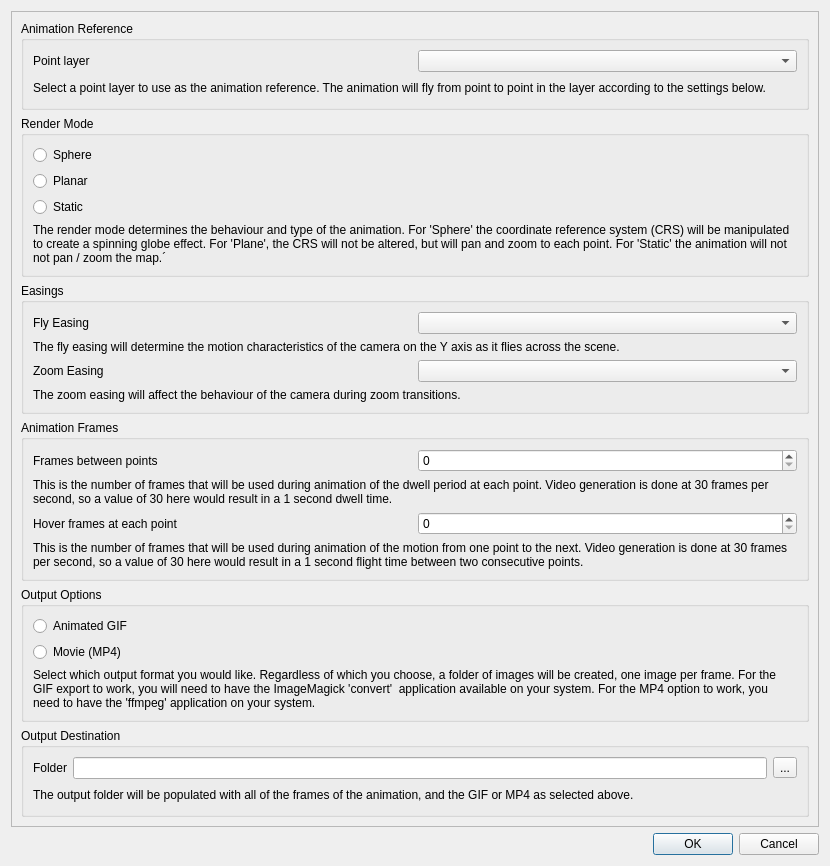
timlinux/QGISAnimationWorkbench, file ui/animation_workbench_base.ui: the form before one commit.
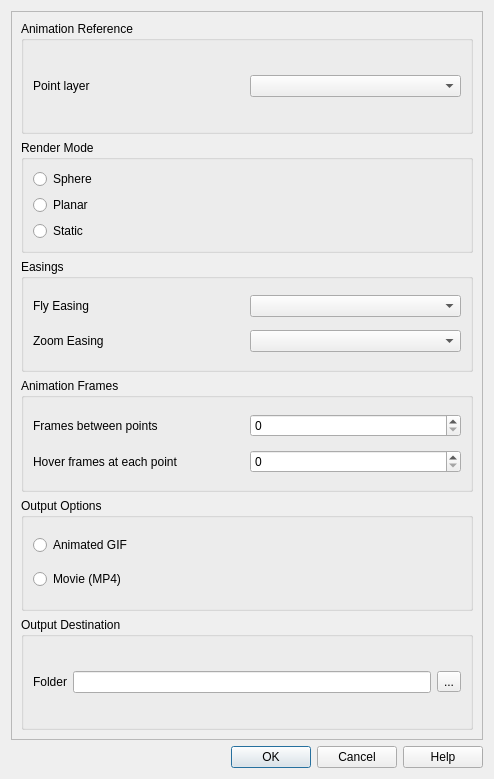
The form after the commit. Custom widgets are drawn as their Qt base class.

Commit message: Tidy up dialog and use qgis custom widget for layer selector.

The edit to the form file:
```diff
--- a/ui/animation_workbench_base.ui
+++ b/ui/animation_workbench_base.ui
@@ -6,8 +6,8 @@
    <rect>
     <x>0</x>
     <y>0</y>
-    <width>830</width>
-    <height>866</height>
+    <width>494</width>
+    <height>779</height>
    </rect>
   </property>
   <property name="windowTitle">
@@ -15,12 +15,12 @@
   </property>
   <layout class="QGridLayout" name="gridLayout_3">
    <item row="1" column="0">
-    <widget class="QDialogButtonBox" name="buttonBox">
+    <widget class="QDialogButtonBox" name="button_box">
      <property name="orientation">
       <enum>Qt::Horizontal</enum>
      </property>
      <property name="standardButtons">
-      <set>QDialogButtonBox::Cancel|QDialogButtonBox::Ok</set>
+      <set>QDialogButtonBox::Cancel|QDialogButtonBox::Help|QDialogButtonBox::Ok</set>
      </property>
     </widget>
    </item>
@@ -33,38 +33,28 @@
       <property name="geometry">
        <rect>
         <x>0</x>
-        <y>-297</y>
-        <width>800</width>
-        <height>1105</height>
+        <y>0</y>
+        <width>478</width>
+        <height>721</height>
        </rect>
       </property>
       <layout class="QGridLayout" name="gridLayout_7">
        <item row="0" column="0">
-        <widget class="QGroupBox" name="groupBox_4">
+        <widget class="QGroupBox" name="animation_reference_group">
          <property name="title">
           <string>Animation Reference</string>
          </property>
          <layout class="QGridLayout" name="gridLayout_4">
-          <item row="0" column="0">
+          <item row="1" column="1">
+           <widget class="QgsMapLayerComboBox" name="layer_combo"/>
+          </item>
+          <item row="1" column="0">
            <widget class="QLabel" name="point_layer_label">
             <property name="text">
              <string>Point layer</string>
             </property>
            </widget>
           </item>
-          <item row="0" column="1">
-           <widget class="QComboBox" name="point_layer_combo"/>
-          </item>
-          <item row="1" column="0" colspan="2">
-           <widget class="QLabel" name="point_layer_help">
-            <property name="text">
-             <string>Select a point layer to use as the animation reference. The animation will fly from point to point in the layer according to the settings below.</string>
-            </property>
-            <property name="wordWrap">
-             <bool>true</bool>
-            </property>
-           </widget>
-          </item>
          </layout>
         </widget>
        </item>
@@ -82,61 +72,46 @@
            </widget>
           </item>
           <item row="0" column="1">
-           <widget class="QComboBox" name="fly_easing_combo"/>
+           <widget class="QComboBox" name="fly_easing_combo">
+            <property name="toolTip">
+             <string>The fly easing will determine the motion 
+characteristics of the camera on the Y axis 
+as it flies across the scene.</string>
+            </property>
+           </widget>
           </item>
-          <item row="1" column="0" colspan="2">
-           <widget class="QLabel" name="fly_easing_help">
-            <property name="text">
-             <string>The fly easing will determine the motion characteristics of the camera on the Y axis as it flies across the scene.</string>
+          <item row="1" column="1">
+           <widget class="QComboBox" name="zoom_easing_combo">
+            <property name="toolTip">
+             <string>The zoom easing will affect the behaviour 
+of the camera during zoom transitions.</string>
             </property>
-            <property name="wordWrap">
-             <bool>true</bool>
-            </property>
            </widget>
           </item>
-          <item row="2" column="0">
+          <item row="1" column="0">
            <widget class="QLabel" name="zoom_easing_label">
             <property name="text">
              <string>Zoom Easing</string>
             </property>
            </widget>
           </item>
-          <item row="2" column="1">
-           <widget class="QComboBox" name="zoom_easing_combo"/>
-          </item>
-          <item row="3" column="0" colspan="2">
-           <widget class="QLabel" name="zoom_easing_help">
-            <property name="text">
-             <string>The zoom easing will affect the behaviour of the camera during zoom transitions.</string>
-            </property>
-            <property name="wordWrap">
-             <bool>true</bool>
-            </property>
-           </widget>
-          </item>
          </layout>
         </widget>
        </item>
        <item row="1" column="0">
         <widget class="QGroupBox" name="render_mode_group">
+         <property name="toolTip">
+          <string>The render mode determines the behaviour and type of the animation. 
+For 'Sphere' the coordinate reference system (CRS) will 
+be manipulated to create a spinning globe effect. 
+For 'Plane', the CRS will not be altered, but will pan and 
+zoom to each point. For 'Static' the animation will not 
+not pan / zoom the map.</string>
+         </property>
          <property name="title">
           <string>Render Mode</string>
          </property>
          <layout class="QGridLayout" name="gridLayout">
-          <item row="0" column="0">
-           <widget class="QRadioButton" name="radio_sphere">
-            <property name="text">
-             <string>Sphere</string>
-            </property>
-           </widget>
-          </item>
-          <item row="1" column="0">
-           <widget class="QRadioButton" name="radio_planar">
-            <property name="text">
-             <string>Planar</string>
-            </property>
-           </widget>
-          </item>
           <item row="2" column="0">
            <widget class="QRadioButton" name="radio_static">
             <property name="text">
@@ -144,13 +119,17 @@
             </property>
            </widget>
           </item>
-          <item row="3" column="0">
-           <widget class="QLabel" name="render_mode_help">
+          <item row="1" column="0">
+           <widget class="QRadioButton" name="radio_planar">
             <property name="text">
-             <string>The render mode determines the behaviour and type of the animation. For 'Sphere' the coordinate reference system (CRS) will be manipulated to create a spinning globe effect. For 'Plane', the CRS will not be altered, but will pan and zoom to each point. For 'Static' the animation will not not pan / zoom the map.´</string>
+             <string>Planar</string>
             </property>
-            <property name="wordWrap">
-             <bool>true</bool>
+           </widget>
+          </item>
+          <item row="0" column="0">
+           <widget class="QRadioButton" name="radio_sphere">
+            <property name="text">
+             <string>Sphere</string>
             </property>
            </widget>
           </item>
@@ -171,7 +150,13 @@
            </widget>
           </item>
           <item row="0" column="1">
-           <widget class="QLineEdit" name="folder_edit"/>
+           <widget class="QLineEdit" name="folder_edit">
+            <property name="toolTip">
+             <string>The output folder will be populated with 
+all of the frames of the animation, and 
+the GIF or MP4 as selected above.</string>
+            </property>
+           </widget>
           </item>
           <item row="0" column="2">
            <widget class="QToolButton" name="folder_button">
@@ -180,16 +165,6 @@
             </property>
            </widget>
           </item>
-          <item row="1" column="0" colspan="3">
-           <widget class="QLabel" name="label_14">
-            <property name="text">
-             <string>The output folder will be populated with all of the frames of the animation, and the GIF or MP4 as selected above.</string>
-            </property>
-            <property name="wordWrap">
-             <bool>true</bool>
-            </property>
-           </widget>
-          </item>
          </layout>
         </widget>
        </item>
@@ -199,43 +174,40 @@
           <string>Animation Frames</string>
          </property>
          <layout class="QGridLayout" name="gridLayout_8">
-          <item row="0" column="0">
-           <widget class="QLabel" name="point_frames_label">
-            <property name="text">
-             <string>Frames between points</string>
-            </property>
-           </widget>
-          </item>
-          <item row="0" column="1">
-           <widget class="QSpinBox" name="point_frames_spin"/>
-          </item>
-          <item row="1" column="0" colspan="2">
-           <widget class="QLabel" name="point_frames_help">
-            <property name="text">
-             <string>This is the number of frames that will be used during animation of the dwell period at each point. Video generation is done at 30 frames per second, so a value of 30 here would result in a 1 second dwell time.</string>
-            </property>
-            <property name="wordWrap">
-             <bool>true</bool>
-            </property>
-           </widget>
-          </item>
-          <item row="2" column="0">
+          <item row="1" column="0">
            <widget class="QLabel" name="hover_frames_label">
             <property name="text">
              <string>Hover frames at each point</string>
             </property>
            </widget>
           </item>
-          <item row="2" column="1">
-           <widget class="QSpinBox" name="hover_frames_spin"/>
+          <item row="1" column="1">
+           <widget class="QSpinBox" name="hover_frames_spin">
+            <property name="toolTip">
+             <string>This is the number of frames that will 
+be used during animation of the motion from 
+one point to the next. Video generation 
+is done at 30 frames per second, so a value 
+of 30 here would result in a 1 second flight time 
+between two consecutive points.</string>
+            </property>
+           </widget>
           </item>
-          <item row="3" column="0" colspan="2">
-           <widget class="QLabel" name="hover_frames_help">
+          <item row="0" column="0">
+           <widget class="QLabel" name="point_frames_label">
             <property name="text">
-             <string>This is the number of frames that will be used during animation of the motion from one point to the next. Video generation is done at 30 frames per second, so a value of 30 here would result in a 1 second flight time between two consecutive points.</string>
+             <string>Frames between points</string>
             </property>
-            <property name="wordWrap">
-             <bool>true</bool>
+           </widget>
+          </item>
+          <item row="0" column="1">
+           <widget class="QSpinBox" name="point_frames_spin">
+            <property name="toolTip">
+             <string>This is the number of frames that will be used during
+ animation of the dwell period at each point. 
+Video generation is done at 30 frames per 
+second, so a value of 30 here would result in a 1 second 
+dwell time.</string>
             </property>
            </widget>
           </item>
@@ -244,6 +216,16 @@
        </item>
        <item row="4" column="0">
         <widget class="QGroupBox" name="output_options_group">
+         <property name="toolTip">
+          <string>Select which output format you would like. 
+Regardless of which you choose, a folder 
+of images will be created, one image per frame. 
+For the GIF export to work, you will 
+need to have the ImageMagick 'convert'  application 
+available on your system. For the MP4 option to work, 
+you need to have the 'ffmpeg' application on 
+your system.</string>
+         </property>
          <property name="title">
           <string>Output Options</string>
          </property>
@@ -255,16 +237,6 @@
             </property>
            </widget>
           </item>
-          <item row="2" column="0">
-           <widget class="QLabel" name="output_options_help">
-            <property name="text">
-             <string>Select which output format you would like. Regardless of which you choose, a folder of images will be created, one image per frame. For the GIF export to work, you will need to have the ImageMagick 'convert'  application available on your system. For the MP4 option to work, you need to have the 'ffmpeg' application on your system.</string>
-            </property>
-            <property name="wordWrap">
-             <bool>true</bool>
-            </property>
-           </widget>
-          </item>
           <item row="1" column="0">
            <widget class="QRadioButton" name="rad_movie">
             <property name="text">
@@ -281,6 +253,13 @@
    </item>
   </layout>
  </widget>
+ <customwidgets>
+  <customwidget>
+   <class>QgsMapLayerComboBox</class>
+   <extends>QComboBox</extends>
+   <header>qgsmaplayercombobox.h</header>
+  </customwidget>
+ </customwidgets>
  <resources/>
  <connections>
   <connection>
```
Left out of the diff: 4 changed lines with no effect on the pictures. The commit also changes 3 other files.
